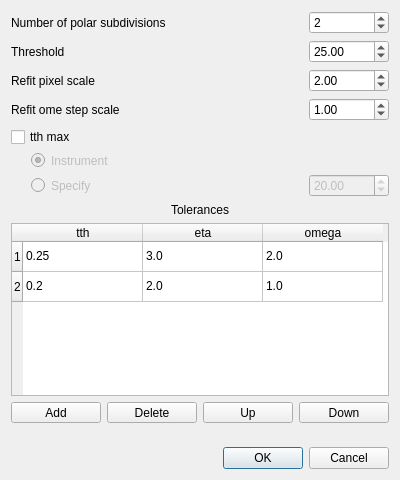
This is hexrd/ui/resources/ui/fit_grains_dialog.ui in HEXRD/hexrdgui as Qt 5 draws it before an edit. The edited form follows.
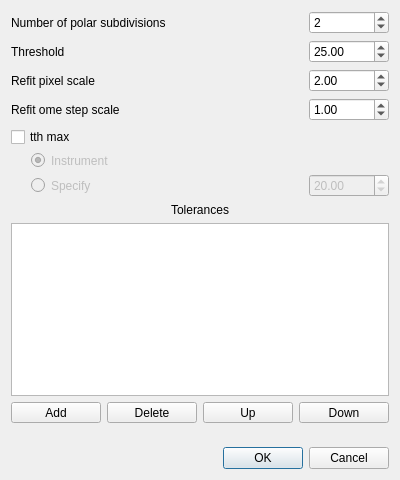
This is the edited form.

```diff
--- a/hexrd/ui/resources/ui/fit_grains_dialog.ui
+++ b/hexrd/ui/resources/ui/fit_grains_dialog.ui
@@ -159,74 +159,16 @@
     </widget>
    </item>
    <item>
-    <widget class="QTableWidget" name="tolerances_table">
-     <attribute name="horizontalHeaderCascadingSectionResizes">
+    <widget class="QTableView" name="tolerances_view">
+     <attribute name="horizontalHeaderMinimumSectionSize">
+      <number>26</number>
+     </attribute>
+     <attribute name="horizontalHeaderHighlightSections">
       <bool>false</bool>
      </attribute>
-     <attribute name="horizontalHeaderDefaultSectionSize">
-      <number>120</number>
-     </attribute>
-     <attribute name="horizontalHeaderShowSortIndicator" stdset="0">
+     <attribute name="verticalHeaderVisible">
       <bool>true</bool>
      </attribute>
-     <row>
-      <property name="text">
-       <string>1</string>
-      </property>
-     </row>
-     <row>
-      <property name="text">
-       <string>2</string>
-      </property>
-     </row>
-     <column>
-      <property name="text">
-       <string>tth</string>
-      </property>
-      <property name="textAlignment">
-       <set>AlignCenter</set>
-      </property>
-     </column>
-     <column>
-      <property name="text">
-       <string>eta</string>
-      </property>
-     </column>
-     <column>
-      <property name="text">
-       <string>omega</string>
-      </property>
-     </column>
-     <item row="0" column="0">
-      <property name="text">
-       <string>0.25</string>
-      </property>
-     </item>
-     <item row="0" column="1">
-      <property name="text">
-       <string>3.0</string>
-      </property>
-     </item>
-     <item row="0" column="2">
-      <property name="text">
-       <string>2.0</string>
-      </property>
-     </item>
-     <item row="1" column="0">
-      <property name="text">
-       <string>0.2</string>
-      </property>
-     </item>
-     <item row="1" column="1">
-      <property name="text">
-       <string>2.0</string>
-      </property>
-     </item>
-     <item row="1" column="2">
-      <property name="text">
-       <string>1.0</string>
-      </property>
-     </item>
     </widget>
    </item>
    <item>
```
Left out of the diff: 2 changed lines with no effect on the pictures.
